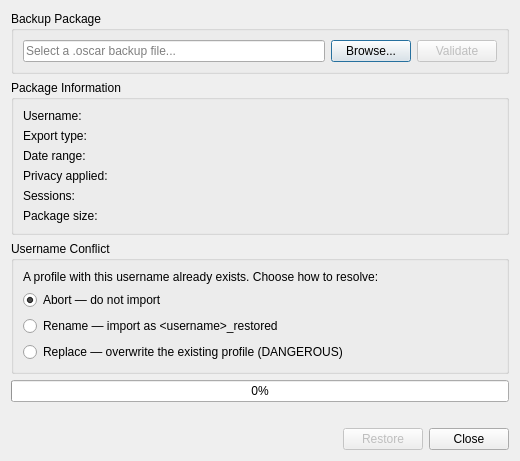
The window that oscar/restoredialog.ui (tomasohara/OSCAR-SQL) describes before a commit, drawn with Qt 5.
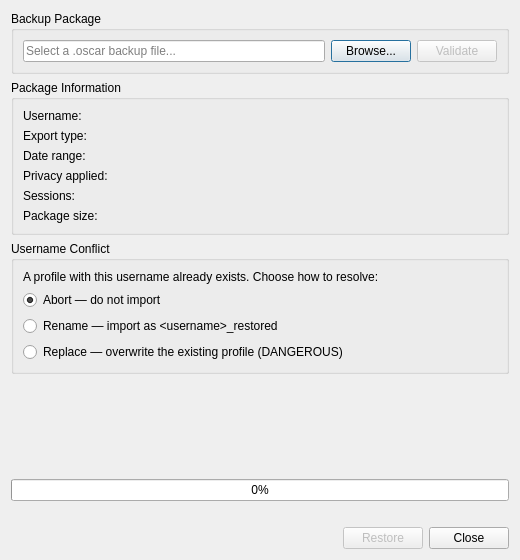
The same window after the commit.

Diff of the .ui file:
```diff
--- a/oscar/restoredialog.ui
+++ b/oscar/restoredialog.ui
@@ -7,7 +7,7 @@
     <x>0</x>
     <y>0</y>
     <width>520</width>
-    <height>450</height>
+    <height>560</height>
    </rect>
   </property>
   <property name="windowTitle">
```
